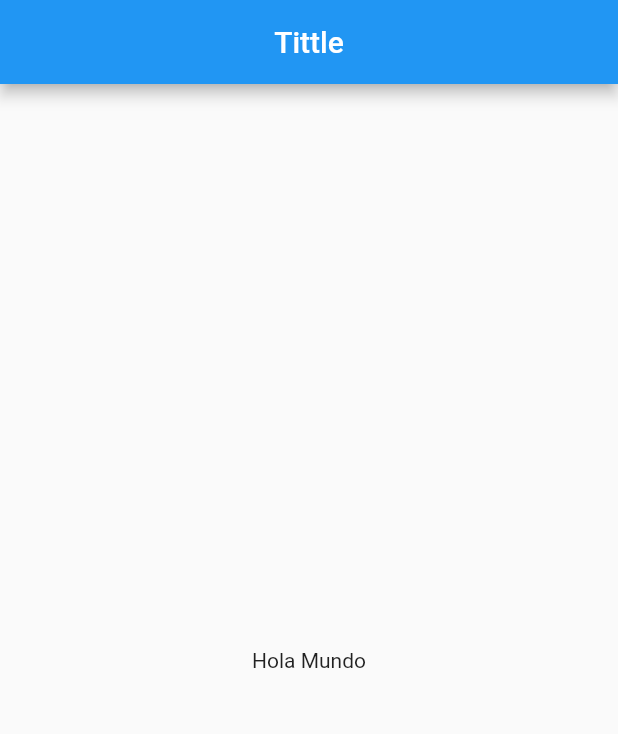
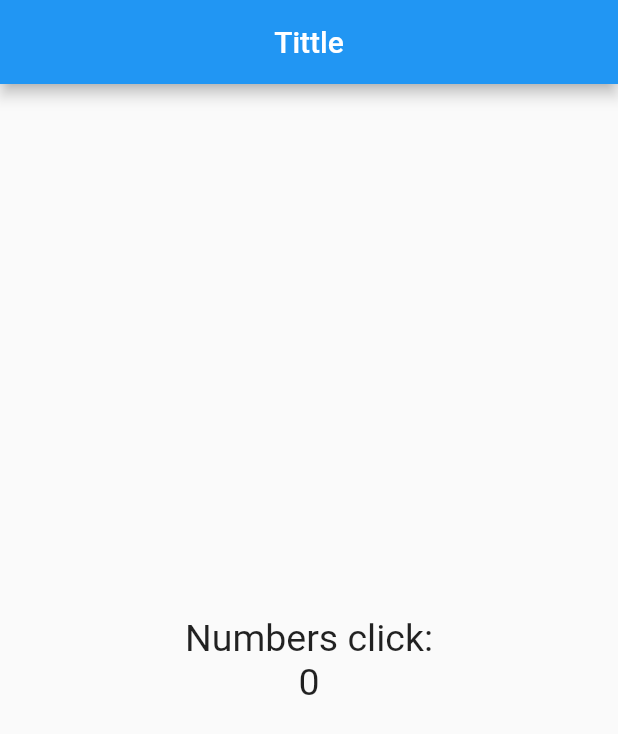
Before and after one commit to PaxAuz15/flutter_samples, a Flutter app: the screen it shows after launch, on a phone screen of 412 x 824 dp. Shown: the top 734 px of the screen. Run offline on Flutter 3.47's test engine with Material 2 defaults, Android fonts, the phone set to English and light mode, and no system bars.

Commit message:
feat: using columns

```diff
--- a/counter_app/lib/src/pages/home_page.dart
+++ b/counter_app/lib/src/pages/home_page.dart
@@ -1,6 +1,9 @@
 import 'package:flutter/material.dart';
 
 class HomePage extends StatelessWidget{
+
+  final TextStyle styleText = const TextStyle(fontSize: 25);
+
   @override
   Widget build(BuildContext context) {
 
@@ -11,10 +14,20 @@ class HomePage extends StatelessWidget{
         ),
         centerTitle: true,
       ),
-      body: const Center(
-        child: Text(
-          "Hola Mundo"
-        ),
+      body: Center(
+        child: Column(
+          mainAxisAlignment: MainAxisAlignment.center,
+          children: [
+            Text(
+              "Numbers click:",
+              style: styleText,
+            ),
+            Text(
+              "0",
+              style: styleText,
+            )
+          ],
+        )
       ),
     );
     // throw UnimplementedError();
```
